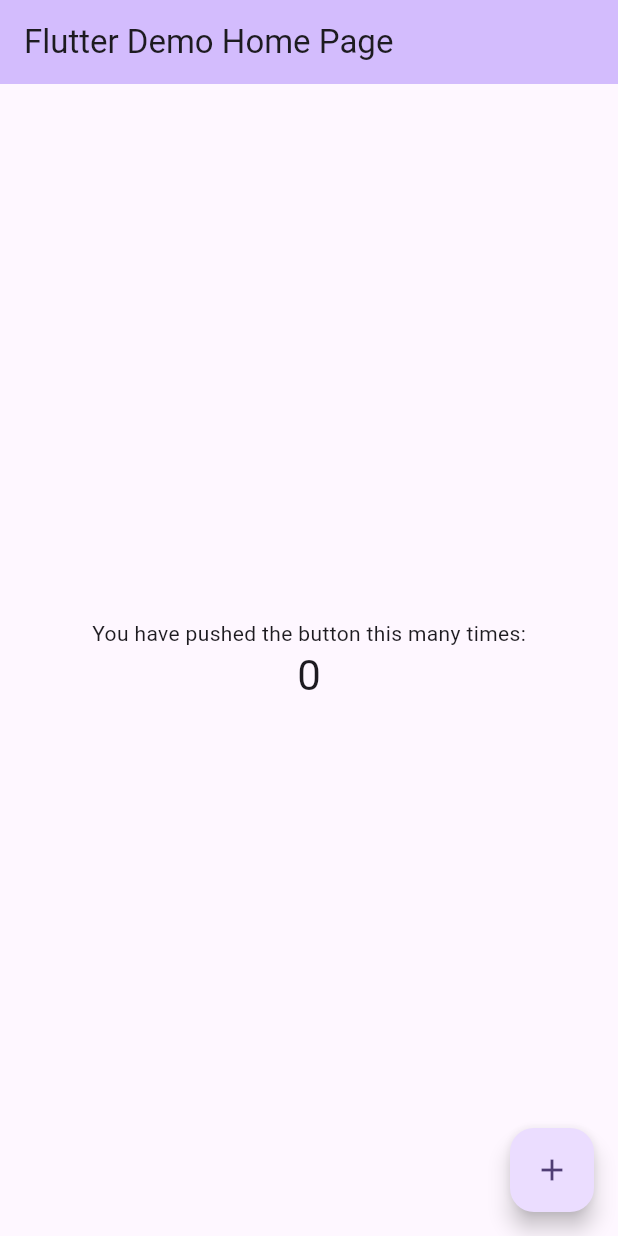
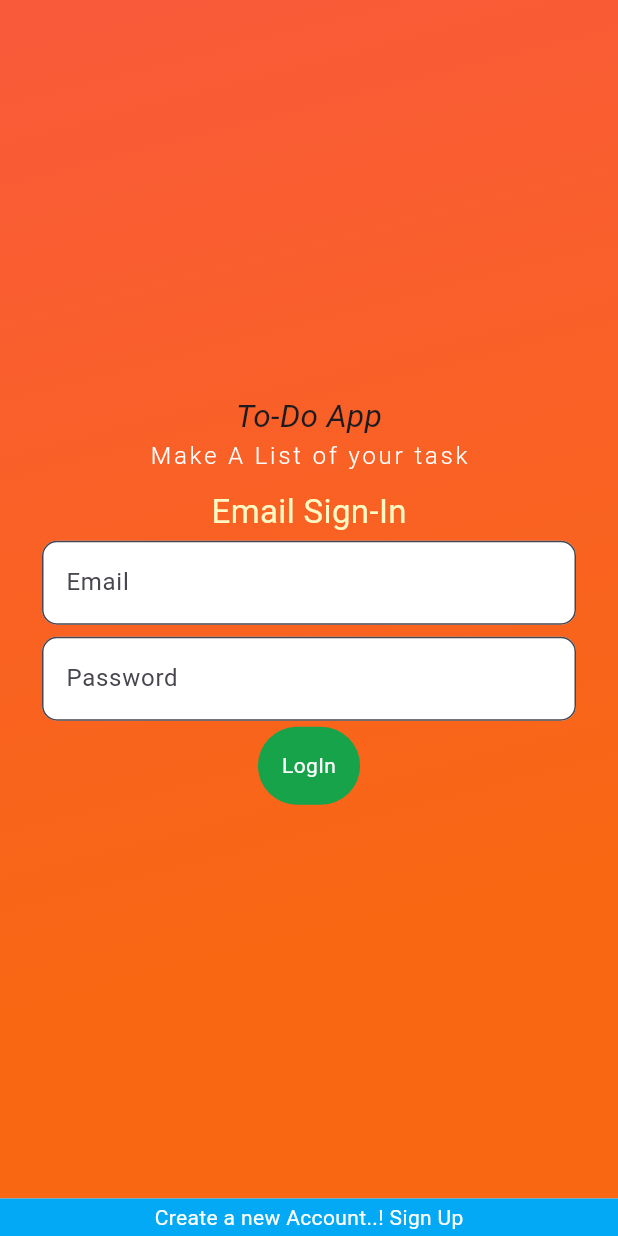
Before and after one commit to Rehyanyadav/Node_js_todo_app, a Flutter app: the screen it shows after launch, on a phone screen of 412 x 824 dp. Run offline on Flutter 3.47's test engine with Material 3 defaults, Android fonts, the phone set to English and light mode, and no system bars; drawn by our look-alikes of velocity_x; our stand-ins replace flutter_slidable, jwt_decoder, shared_preferences.

Commit message:
final commit

```diff
--- a/NODE/package.json
+++ b/NODE/package.json
@@ -4,7 +4,7 @@
   "main": "index.js",
   "scripts": {
     "test": "echo \"Error: no test specified\" && exit 1",
-    "dev":"nodemon index "
+    "dev": "nodemon index "
   },
   "keywords": [],
   "author": "",
@@ -13,6 +13,7 @@
   "dependencies": {
     "bcrypt": "^6.0.0",
     "body-parser": "^2.2.0",
+    "cors": "^2.8.5",
     "express": "^5.1.0",
     "jsonwebtoken": "^9.0.2",
     "mongoose": "^8.15.0",
--- /dev/null
+++ b/lib/applogo.dart
@@ -0,0 +1,19 @@
+import 'package:flutter/material.dart';
+import 'package:velocity_x/velocity_x.dart';
+
+class CommonLogo extends StatelessWidget {
+  @override
+  Widget build(BuildContext context) {
+    return Column(
+      mainAxisAlignment: MainAxisAlignment.center,
+      children: <Widget>[
+        // Image.network(
+        //   "https://www.flaticon.com/free-icon/to-do-list_1950715?term=to+do+list&page=1&position=1&origin=tag&related_id=1950715",
+        //   width: 100,
+        // ),
+        "To-Do App".text.xl2.italic.make(),
+        "Make A List of your task".text.light.white.wider.lg.make(),
+      ],
+    );
+  }
+}
--- /dev/null
+++ b/lib/loginpage.dart
@@ -0,0 +1,142 @@
+import 'dart:convert';
+import 'package:flutter/material.dart';
+
+import 'package:shared_preferences/shared_preferences.dart';
+import 'package:test_project03/dashboard.dart';
+import 'package:test_project03/registration.dart';
+import 'package:velocity_x/velocity_x.dart';
+import 'applogo.dart';
+import 'package:http/http.dart' as http;
+import 'config.dart';
+
+class SignInPage extends StatefulWidget {
+  @override
+  _SignInPageState createState() => _SignInPageState();
+}
+
+class _SignInPageState extends State<SignInPage> {
+  TextEditingController emailController = TextEditingController();
+  TextEditingController passwordController = TextEditingController();
+  bool _isNotValidate = false;
+  late SharedPreferences prefs;
+  @override
+  void initState() {
+    // TODO: implement initState
+    super.initState();
+    initSharedPref();
+  }
+
+  void initSharedPref() async {
+    prefs = await SharedPreferences.getInstance();
+  }
+
+  void loginUser() async {
+    if (emailController.text.isNotEmpty && passwordController.text.isNotEmpty) {
+      var reqBody = {
+        "email": emailController.text,
+        "password": passwordController.text,
+      };
+      var response = await http.post(
+        Uri.parse(login),
+        headers: {"Content-Type": "application/json"},
+        body: jsonEncode(reqBody),
+      );
+      var jsonResponse = jsonDecode(response.body);
+      if (jsonResponse['status']) {
+        var myToken = jsonResponse['token'];
+        prefs.setString('token', myToken);
+        Navigator.push(
+          context,
+          MaterialPageRoute(builder: (context) => Dashboard(token: myToken)),
+        );
+      } else {
+        print('Something went wrong');
+      }
+    }
+  }
+
+  @override
+  Widget build(BuildContext context) {
+    return SafeArea(
+      child: Scaffold(
+        body: Container(
+          width: MediaQuery.of(context).size.width,
+          height: MediaQuery.of(context).size.height,
+          decoration: BoxDecoration(
+            gradient: LinearGradient(
+              colors: [const Color(0XFFF95A3B), const Color(0XFFF96713)],
+              begin: FractionalOffset.topLeft,
+              end: FractionalOffset.bottomCenter,
+              stops: [0.0, 0.8],
+              tileMode: TileMode.mirror,
+            ),
+          ),
+          child: Center(
+            child: SingleChildScrollView(
+              child: Column(
+                mainAxisAlignment: MainAxisAlignment.center,
+                children: <Widget>[
+                  CommonLogo(),
+                  HeightBox(10),
+                  "Email Sign-In".text.size(22).yellow100.make(),
+                  TextField(
+                    controller: emailController,
+                    keyboardType: TextInputType.text,
+                    decoration: InputDecoration(
+                      filled: true,
+                      fillColor: Colors.white,
+                      hintText: "Email",
+                      errorText: _isNotValidate ? "Enter Proper Info" : null,
+                      border: OutlineInputBorder(
+                        borderRadius: BorderRadius.all(Radius.circular(10.0)),
+                      ),
+                    ),
+                  ).p4().px24(),
+                  TextField(
+                    controller: passwordController,
+                    keyboardType: TextInputType.text,
+                    decoration: InputDecoration(
+                      filled: true,
+                      fillColor: Colors.white,
+                      hintText: "Password",
+                      errorText: _isNotValidate ? "Enter Proper Info" : null,
+                      border: OutlineInputBorder(
+                        borderRadius: BorderRadius.all(Radius.circular(10.0)),
+                      ),
+                    ),
+                  ).p4().px24(),
+                  GestureDetector(
+                    onTap: () {
+                      loginUser();
+                    },
+                    child: HStack([
+                      VxBox(
+                        child: "LogIn".text.white.makeCentered().p16(),
+                      ).green600.roundedLg.make(),
+                    ]),
+                  ),
+                ],
+              ),
+            ),
+          ),
+        ),
+        bottomNavigationBar: GestureDetector(
+          onTap: () {
+            Navigator.push(
+              context,
+              MaterialPageRoute(builder: (context) => Registration()),
+            );
+          },
+          child: Container(
+            height: 25,
+            color: Colors.lightBlue,
+            child: Center(
+              child:
+                  "Create a new Account..! Sign Up".text.white.makeCentered(),
+            ),
+          ),
+        ),
+      ),
+    );
+  }
+}
--- a/lib/main.dart
+++ b/lib/main.dart
@@ -1,122 +1,32 @@
 import 'package:flutter/material.dart';
 
-void main() {
-  runApp(const MyApp());
+import 'package:jwt_decoder/jwt_decoder.dart';
+import 'package:shared_preferences/shared_preferences.dart';
+import 'package:test_project03/dashboard.dart';
+import 'loginPage.dart';
+
+void main() async {
+  WidgetsFlutterBinding.ensureInitialized();
+  SharedPreferences prefs = await SharedPreferences.getInstance();
+  runApp(MyApp(token: prefs.getString('token')));
 }
 
 class MyApp extends StatelessWidget {
-  const MyApp({super.key});
-
-  // This widget is the root of your application.
+  final token;
+  const MyApp({@required this.token, Key? key}) : super(key: key);
   @override
   Widget build(BuildContext context) {
     return MaterialApp(
       title: 'Flutter Demo',
+      debugShowCheckedModeBanner: false,
       theme: ThemeData(
-        // This is the theme of your application.
-        //
-        // TRY THIS: Try running your application with "flutter run". You'll see
-        // the application has a purple toolbar. Then, without quitting the app,
-        // try changing the seedColor in the colorScheme below to Colors.green
-        // and then invoke "hot reload" (save your changes or press the "hot
-        // reload" button in a Flutter-supported IDE, or press "r" if you used
-        // the command line to start the app).
-        //
-        // Notice that the counter didn't reset back to zero; the application
-        // state is not lost during the reload. To reset the state, use hot
-        // restart instead.
-        //
-        // This works for code too, not just values: Most code changes can be
-        // tested with just a hot reload.
-        colorScheme: ColorScheme.fromSeed(seedColor: Colors.deepPurple),
+        primaryColor: Colors.black,
+        visualDensity: VisualDensity.adaptivePlatformDensity,
       ),
-      home: const MyHomePage(title: 'Flutter Demo Home Page'),
+      home:
+          (token != null && JwtDecoder.isExpired(token) == false)
+              ? Dashboard(token: token)
+              : SignInPage(),
     );
   }
 }
-
-class MyHomePage extends StatefulWidget {
-  const MyHomePage({super.key, required this.title});
-
-  // This widget is the home page of your application. It is stateful, meaning
-  // that it has a State object (defined below) that contains fields that affect
-  // how it looks.
-
-  // This class is the configuration for the state. It holds the values (in this
-  // case the title) provided by the parent (in this case the App widget) and
-  // used by the build method of the State. Fields in a Widget subclass are
-  // always marked "final".
-
-  final String title;
-
-  @override
-  State<MyHomePage> createState() => _MyHomePageState();
-}
-
-class _MyHomePageState extends State<MyHomePage> {
-  int _counter = 0;
-
-  void _incrementCounter() {
-    setState(() {
-      // This call to setState tells the Flutter framework that something has
-      // changed in this State, which causes it to rerun the build method below
-      // so that the display can reflect the updated values. If we changed
-      // _counter without calling setState(), then the build method would not be
-      // called again, and so nothing would appear to happen.
-      _counter++;
-    });
-  }
-
-  @override
-  Widget build(BuildContext context) {
-    // This method is rerun every time setState is called, for instance as done
-    // by the _incrementCounter method above.
-    //
-    // The Flutter framework has been optimized to make rerunning build methods
-    // fast, so that you can just rebuild anything that needs updating rather
-    // than having to individually change instances of widgets.
-    return Scaffold(
-      appBar: AppBar(
-        // TRY THIS: Try changing the color here to a specific color (to
-        // Colors.amber, perhaps?) and trigger a hot reload to see the AppBar
-        // change color while the other colors stay the same.
-        backgroundColor: Theme.of(context).colorScheme.inversePrimary,
-        // Here we take the value from the MyHomePage object that was created by
-        // the App.build method, and use it to set our appbar title.
-        title: Text(widget.title),
-      ),
-      body: Center(
-        // Center is a layout widget. It takes a single child and positions it
-        // in the middle of the parent.
-        child: Column(
-          // Column is also a layout widget. It takes a list of children and
-          // arranges them vertically. By default, it sizes itself to fit its
-          // children horizontally, and tries to be as tall as its parent.
-          //
-          // Column has various properties to control how it sizes itself and
-          // how it positions its children. Here we use mainAxisAlignment to
-          // center the children vertically; the main axis here is the vertical
-          // axis because Columns are vertical (the cross axis would be
-          // horizontal).
-          //
-          // TRY THIS: Invoke "debug painting" (choose the "Toggle Debug Paint"
-          // action in the IDE, or press "p" in the console), to see the
-          // wireframe for each widget.
-          mainAxisAlignment: MainAxisAlignment.center,
-          children: <Widget>[
-            const Text('You have pushed the button this many times:'),
-            Text(
-              '$_counter',
-              style: Theme.of(context).textTheme.headlineMedium,
-            ),
-          ],
-        ),
-      ),
-      floatingActionButton: FloatingActionButton(
-        onPressed: _incrementCounter,
-        tooltip: 'Increment',
-        child: const Icon(Icons.add),
-      ), // This trailing comma makes auto-formatting nicer for build methods.
-    );
-  }
-}
--- a/pubspec.yaml
+++ b/pubspec.yaml
@@ -34,6 +34,11 @@ dependencies:
   # The following adds the Cupertino Icons font to your application.
   # Use with the CupertinoIcons class for iOS style icons.
   cupertino_icons: ^1.0.8
+  velocity_x: ^4.3.1
+  shared_preferences: ^2.5.3
+  jwt_decoder: ^2.0.1
+  http: ^1.4.0
+  flutter_slidable: ^4.0.0
 
 dev_dependencies:
   flutter_test:
```
Also changed, not shown: lib/config.dart (added, +7 -0 lines), lib/dashboard.dart (added, +254 -0 lines), lib/registration.dart (added, +176 -0 lines), NODE/package-lock.json, pubspec.lock, 28 other files.
